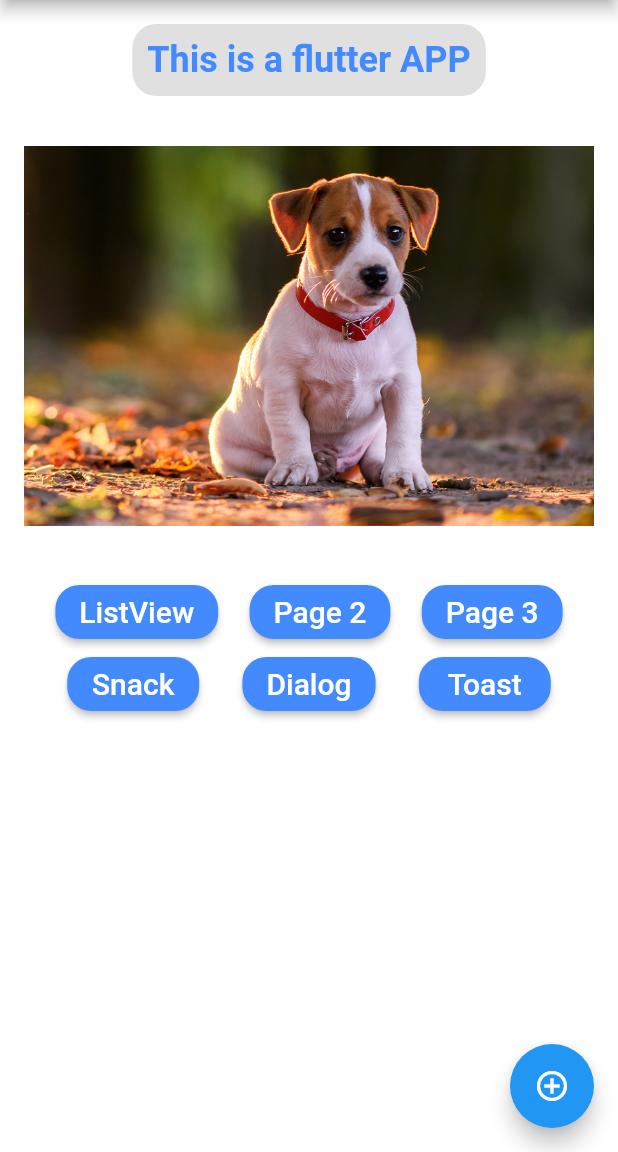
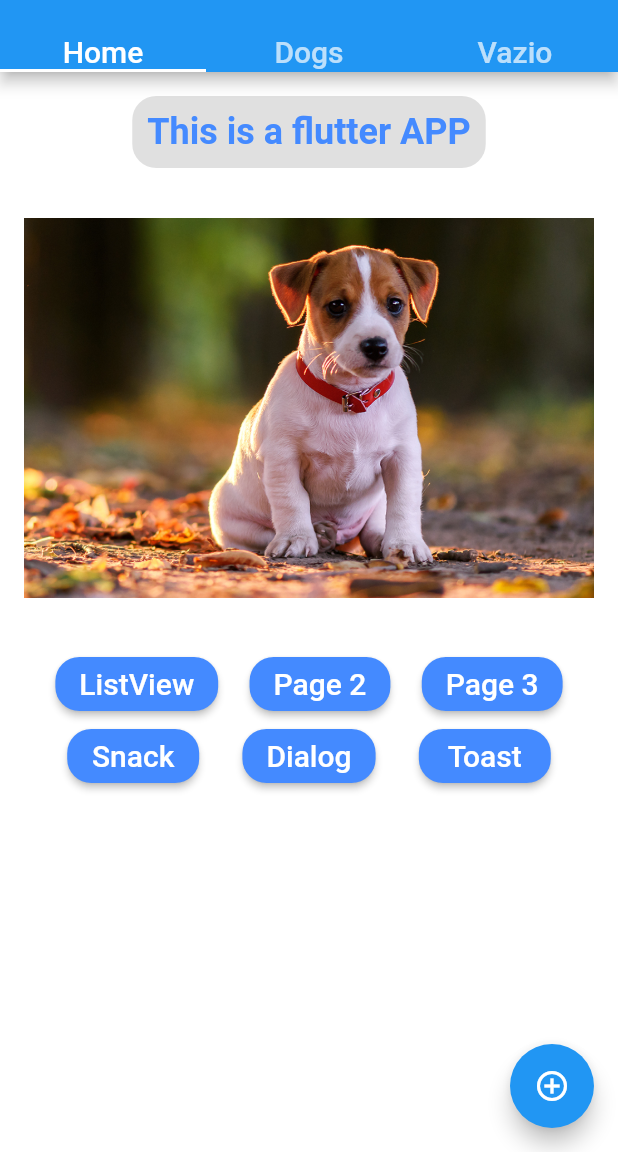
Before and after one commit to igordiniz445/flutter-study, a Flutter app: the screen it shows after launch, on a phone screen of 412 x 824 dp, the part 84-1236 px from its top. Run offline on Flutter 3.47's test engine with Material 2 defaults, Android fonts, the phone set to English and light mode, and no system bars; our stand-ins replace fluttertoast.

Commit message:
Added TabBar on Home page

```diff
--- a/lib/home_page.dart
+++ b/lib/home_page.dart
@@ -13,17 +13,31 @@ class HomePage extends StatelessWidget {
   @override
   Widget build(BuildContext context) {
     // TODO: implement build
-    return Scaffold(
+    return DefaultTabController(
+      length: 3,
+      child: Scaffold(
         appBar: AppBar(
           title: Text("Flutter App"),
           centerTitle: true,
+          bottom: TabBar(tabs: <Widget>[
+            Text("Home", style: TextStyle(fontSize: 20),),
+            Text("Dogs", style: TextStyle(fontSize: 20),),
+            Text("Vazio", style: TextStyle(fontSize: 20),),
+          ],),
         ),
-      body: home(),
+        body: TabBarView(children: <Widget>[
+          home(),
+          HelloPage1(),
+          Container(
+            color: Colors.green,
+          ),
+        ],),
         floatingActionButton: FloatingActionButton(
           child: Icon(Icons.add_circle_outline),
           onPressed: ()=>print("botao flutuante clicado"),
         ),
         drawer: Drawer_list(),
+      ),
     );
   }
 
@@ -54,11 +68,11 @@ class HomePage extends StatelessWidget {
     );
   }
 
-  Container _pageView() {
+  _pageView() {
     return Container(
       height: 300,
       margin: EdgeInsets.only(top: 10, bottom: 10),
-      child: PageView(
+      child: PageView(pageSnapping: true,
         children: <Widget>[
           _image("dog1.png"),
           _image("dog2.png"),
@@ -69,6 +83,9 @@ class HomePage extends StatelessWidget {
       ),
     );
   }
+
+
+
 
   _packButtons(context) {
     return Column(children: <Widget>[
```
Lines whose indentation alone changed are shown as unchanged.
